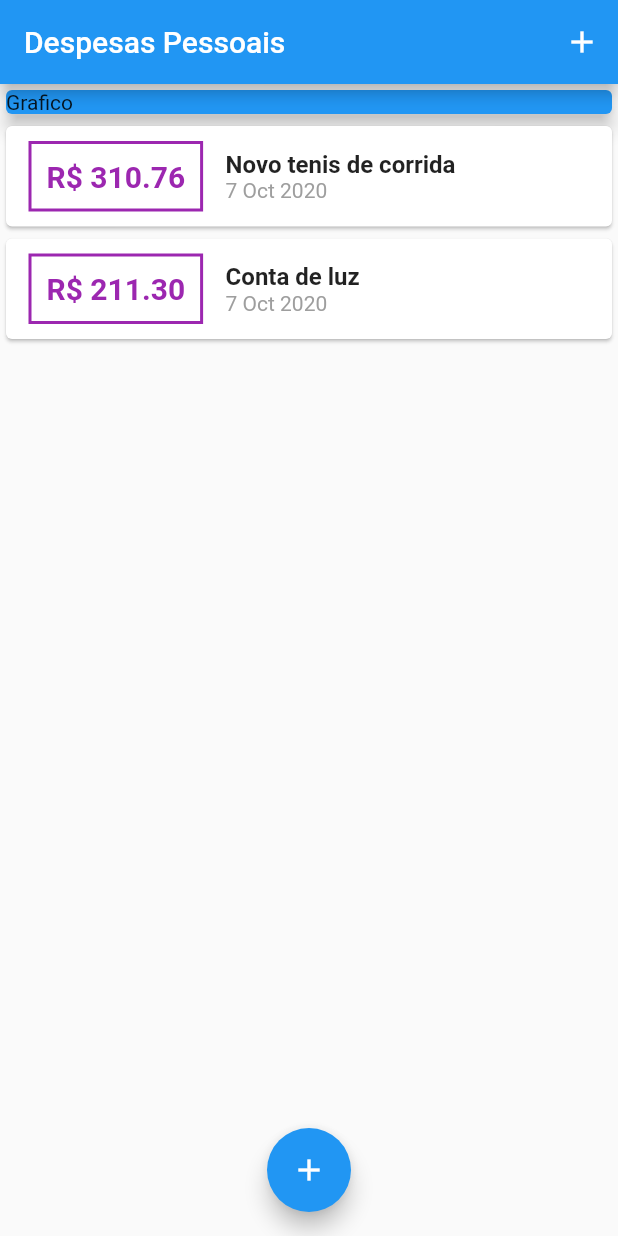
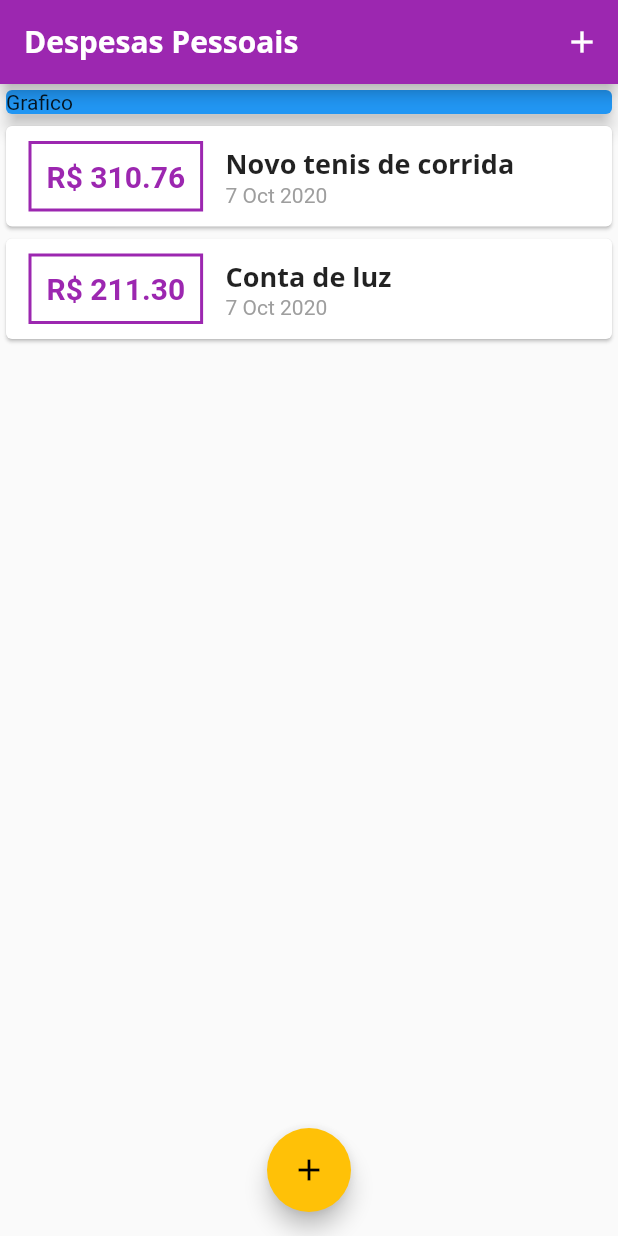
Before and after one commit to maycon7rocha/expenses, a Flutter app: the screen it shows after launch, on a phone screen of 412 x 824 dp. Run offline on Flutter 3.47's test engine with Material 2 defaults, Android fonts, the phone set to English and light mode, and no system bars.

Commit message:
aula 104

```diff
--- a/lib/components/transation_list.dart
+++ b/lib/components/transation_list.dart
@@ -25,7 +25,7 @@ class TransactionList extends StatelessWidget {
                   ),
                   decoration: BoxDecoration(
                       border: Border.all(
-                    color: Colors.purple,
+                    color: Theme.of(context).primaryColor,
                     width: 2,
                   )),
                   padding: EdgeInsets.all(10),
@@ -34,7 +34,7 @@ class TransactionList extends StatelessWidget {
                     style: TextStyle(
                       fontWeight: FontWeight.bold,
                       fontSize: 20,
-                      color: Colors.purple,
+                      color: Theme.of(context).primaryColor,
                     ),
                   ),
                 ),
@@ -43,10 +43,11 @@ class TransactionList extends StatelessWidget {
                   children: <Widget>[
                     Text(
                       tr.title,
-                      style: TextStyle(
-                        fontWeight: FontWeight.bold,
-                        fontSize: 16,
-                      ),
+                      style: Theme.of(context).textTheme.title,
+                      // style: TextStyle(
+                      //   fontWeight: FontWeight.bold,
+                      //   fontSize: 16,
+                      // ),
                     ),
                     Text(
                       DateFormat('d MMM y').format(tr.date),
--- a/lib/main.dart
+++ b/lib/main.dart
@@ -12,6 +12,27 @@ class ExpensesApp extends StatelessWidget {
   Widget build(BuildContext context) {
     return MaterialApp(
       home: MyHomePage(),
+      theme: ThemeData(
+        primarySwatch: Colors.purple,
+        accentColor: Colors.amber,
+        fontFamily: 'Quicksand',
+        appBarTheme: AppBarTheme(
+          textTheme: ThemeData.light().textTheme.copyWith(
+            title: TextStyle(
+              fontFamily: 'OpenSans',
+              fontSize: 20,
+              fontWeight: FontWeight.bold,
+            ),
+          ),
+        ),
+        textTheme: ThemeData.light().textTheme.copyWith(
+          title: TextStyle(
+              fontFamily: 'OpenSans',
+              fontSize: 18,
+              fontWeight: FontWeight.bold,
+            ),
+        ),
+      ),
     );
   }
 }
@@ -65,7 +86,9 @@ class _MyHomePageState extends State<MyHomePage> {
   Widget build(BuildContext context) {
     return Scaffold(
       appBar: AppBar(
-        title: Text('Despesas Pessoais'),
+        title: Text(
+          'Despesas Pessoais',
+        ),
         actions: <Widget>[
           IconButton(
             icon: Icon(Icons.add),
```
Also changed, not shown: pubspec.yaml (+11 -6 lines), assets/fonts/OpenSans-Bold.ttf (added), assets/fonts/OpenSans-Regular.ttf (added), assets/fonts/Quicksand-Bold.ttf (added), assets/fonts/Quicksand-Regular.ttf (added).
